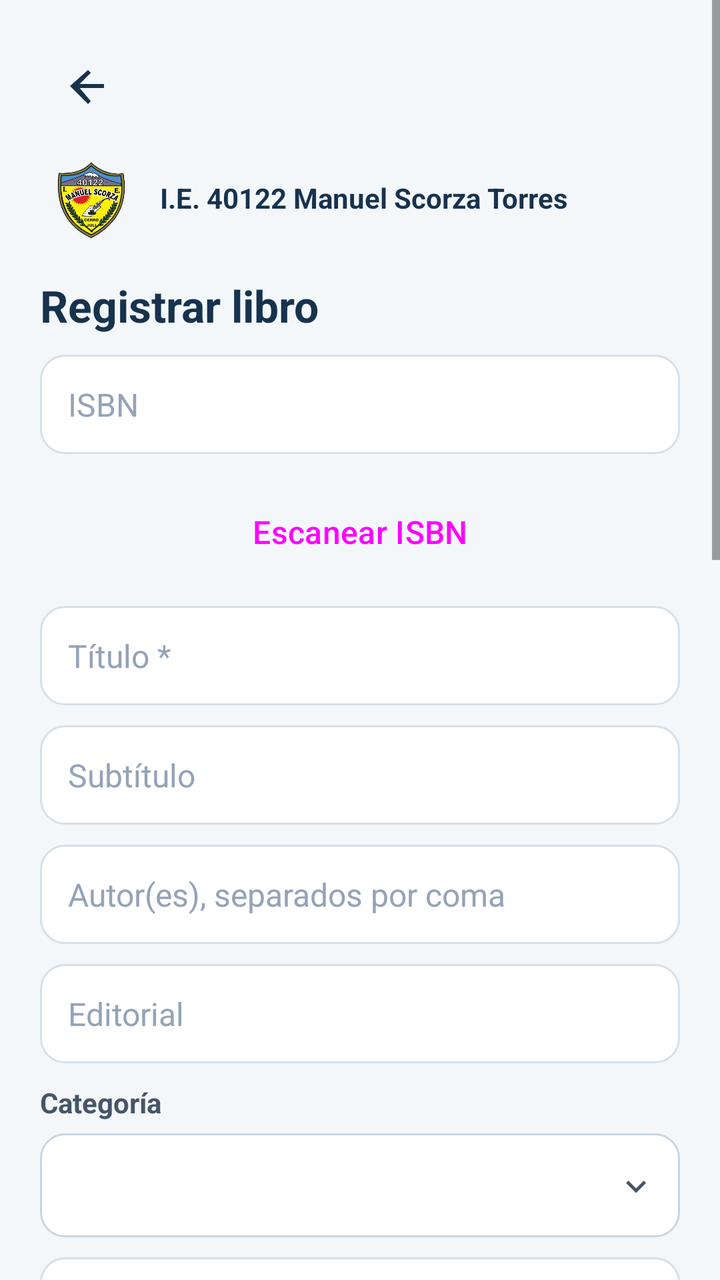
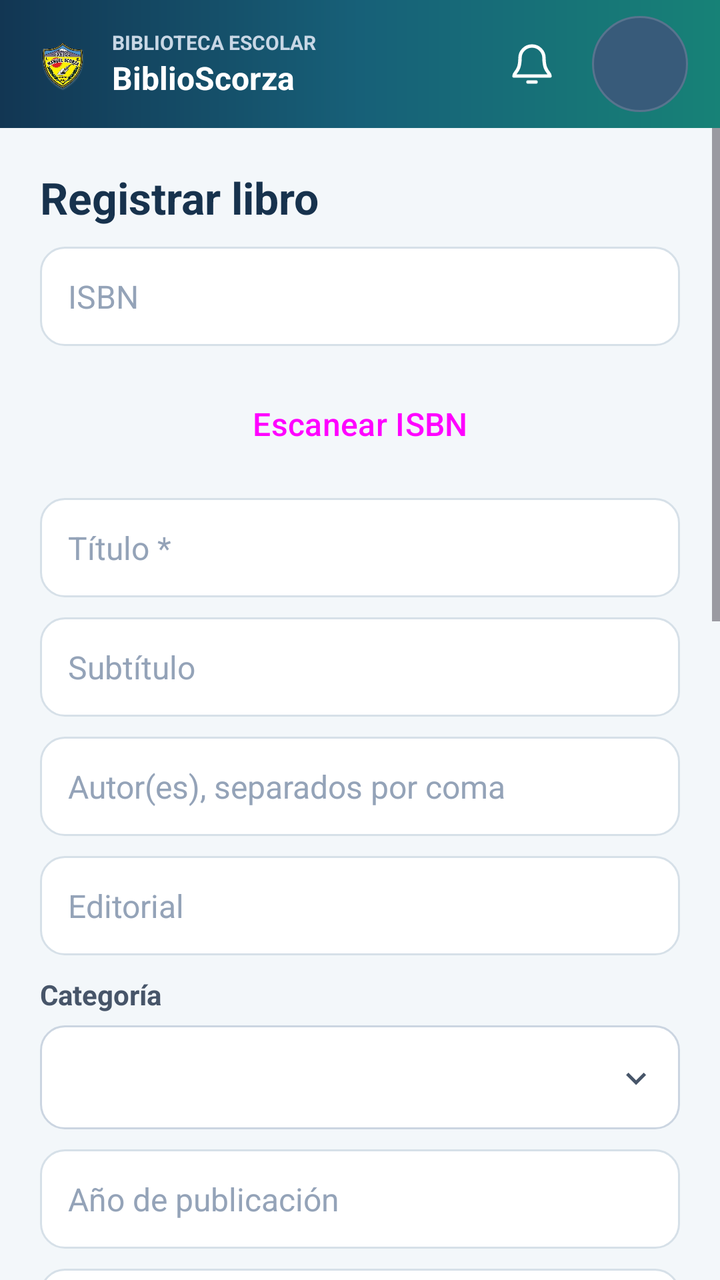

Compare the two renders of this Android layout. The source of the first and the diff that turns it into the second are given below.
<!-- AndroidManifest.xml: application theme Theme.BiblioScorza -->
<!-- res/layout/activity_libro_form.xml -->
<?xml version="1.0" encoding="utf-8"?>
<ScrollView xmlns:android="http://schemas.android.com/apk/res/android"
    android:layout_width="match_parent" android:layout_height="match_parent">
    <LinearLayout android:layout_width="match_parent" android:layout_height="wrap_content"
        android:orientation="vertical" android:padding="20dp">
        <include layout="@layout/view_back_button" />
        <include layout="@layout/header_brand" />
        <TextView android:id="@+id/tvTituloFormulario" style="@style/BsTitle" android:layout_width="wrap_content" android:layout_height="wrap_content" android:text="Registrar libro" />
        <EditText android:id="@+id/etIsbn" style="@style/BsInput" android:hint="ISBN" android:inputType="textCapCharacters" />
        <Button android:id="@+id/btnScanIsbn" style="@style/BsButtonOutline" android:text="Escanear ISBN" />
        <EditText android:id="@+id/etTitulo" style="@style/BsInput" android:hint="Título *" android:inputType="textCapSentences" />
        <EditText android:id="@+id/etSubtitulo" style="@style/BsInput" android:hint="Subtítulo" android:inputType="textCapSentences" />
        <EditText android:id="@+id/etAutor" style="@style/BsInput" android:hint="Autor(es), separados por coma" android:inputType="textCapWords" />
        <EditText android:id="@+id/etEditorial" style="@style/BsInput" android:hint="Editorial" android:inputType="textCapWords" />
        <TextView android:layout_width="match_parent" android:layout_height="wrap_content"
            android:layout_marginTop="10dp" android:layout_marginBottom="6dp"
            android:text="Categoría" android:textColor="#475569" android:textSize="14sp"
            android:textStyle="bold" />
        <Spinner android:id="@+id/etCategoria" android:layout_width="match_parent" android:layout_height="52dp"
            android:background="@drawable/bg_filter_spinner" android:contentDescription="Seleccionar categoría del libro"
            android:paddingStart="12dp" android:paddingEnd="40dp" android:spinnerMode="dropdown" />
        <EditText android:id="@+id/etAnio" style="@style/BsInput" android:hint="Año de publicación" android:inputType="number" />
        <EditText android:id="@+id/etEdicion" style="@style/BsInput" android:hint="Edición" android:inputType="text" />
        <EditText android:id="@+id/etIdioma" style="@style/BsInput" android:hint="Idioma" android:inputType="text" android:text="es" />
        <Spinner android:id="@+id/spNivel" style="@style/BsInput" />
        <EditText android:id="@+id/etGrado" style="@style/BsInput" android:hint="Grado recomendado (1 a 6)" android:inputType="number" />
        <Spinner android:id="@+id/spTipo" style="@style/BsInput" />
        <Spinner android:id="@+id/spPrefijo" style="@style/BsInput" />
        <EditText android:id="@+id/etCantidad" style="@style/BsInput" android:hint="Cantidad" android:inputType="number" android:text="1" />
        <TextView android:id="@+id/tvUbicacionInfo" style="@style/BsText" />
        <Spinner android:id="@+id/spUbicacion" style="@style/BsInput" />
        <EditText android:id="@+id/etDescripcion" style="@style/BsInput" android:hint="Descripción" android:inputType="textMultiLine|textCapSentences" android:minLines="2" />
        <EditText android:id="@+id/etObs" style="@style/BsInput" android:hint="Observaciones" android:inputType="textMultiLine|textCapSentences" android:minLines="2" />
        <Button android:id="@+id/btnFoto" style="@style/BsButtonOutline" android:text="Elegir o tomar fotografía" />
        <ImageView android:id="@+id/ivFoto" android:layout_width="120dp" android:layout_height="160dp"
            android:layout_marginTop="8dp" android:scaleType="centerCrop" android:visibility="gone" android:contentDescription="Portada" />
        <TextView android:id="@+id/tvFotoEstado" style="@style/BsText" />
        <TextView android:id="@+id/tvError" style="@style/BsText" android:textColor="#B91C1C" />
        <Button android:id="@+id/btnGuardar" style="@style/BsButton" android:text="Guardar libro" />
    </LinearLayout>
</ScrollView>
<!-- res/layout/view_back_button.xml (included above) -->
<?xml version="1.0" encoding="utf-8"?>
<ImageButton xmlns:android="http://schemas.android.com/apk/res/android"
    android:id="@+id/btnVolver"
    android:layout_width="48dp"
    android:layout_height="48dp"
    android:layout_marginBottom="4dp"
    android:background="?attr/selectableItemBackgroundBorderless"
    android:contentDescription="Volver"
    android:padding="12dp"
    android:src="@drawable/ic_arrow_back"
    android:tint="#17324D" />
<!-- res/layout/header_brand.xml (included above) -->
<?xml version="1.0" encoding="utf-8"?>
<LinearLayout xmlns:android="http://schemas.android.com/apk/res/android"
    android:layout_width="match_parent"
    android:layout_height="wrap_content"
    android:gravity="center_vertical"
    android:orientation="horizontal"
    android:paddingBottom="12dp">

    <ImageView
        android:layout_width="50dp"
        android:layout_height="54dp"
        android:adjustViewBounds="true"
        android:contentDescription="Escudo de la I.E. 40122 Manuel Scorza Torres"
        android:scaleType="fitCenter"
        android:src="@drawable/escudo_colegio_transparente" />

    <TextView
        android:layout_width="0dp"
        android:layout_height="wrap_content"
        android:layout_marginStart="10dp"
        android:layout_weight="1"
        android:text="I.E. 40122 Manuel Scorza Torres"
        android:textColor="#17324D"
        android:textSize="14sp"
        android:textStyle="bold" />
</LinearLayout>
<!-- resources referenced by this layout -->
<resources>
  <style name="BsButton" parent="Widget.Material3.Button">
          <item name="android:layout_width">match_parent</item>
          <item name="android:layout_height">54dp</item>
          <item name="android:layout_marginTop">12dp</item>
          <item name="android:textSize">16sp</item>
          <item name="cornerRadius">14dp</item>
      </style>
  <style name="BsText">
          <item name="android:layout_width">match_parent</item>
          <item name="android:layout_height">wrap_content</item>
          <item name="android:layout_marginTop">8dp</item>
          <item name="android:textSize">15sp</item>
          <item name="android:textColor">#1E293B</item>
      </style>
  <style name="BsTitle">
          <item name="android:textSize">22sp</item>
          <item name="android:textStyle">bold</item>
          <item name="android:textColor">#17324D</item>
      </style>
  <!-- drawable ic_filter_expand (drawable) -->
  <vector xmlns:android="http://schemas.android.com/apk/res/android"
      android:width="24dp"
      android:height="24dp"
      android:viewportWidth="24"
      android:viewportHeight="24">
      <path
          android:fillColor="#475569"
          android:pathData="M7.4,9.2L12,13.8l4.6,-4.6L18,10.6l-6,6 -6,-6z" />
  </vector>
  <!-- drawable input_bg (drawable) -->
  <?xml version="1.0" encoding="utf-8"?>
  <shape xmlns:android="http://schemas.android.com/apk/res/android" android:shape="rectangle">
      <solid android:color="#FFFFFF" />
      <stroke android:width="1dp" android:color="#D6E0E8" />
      <corners android:radius="12dp" />
  </shape>
  <!-- unchanged entries left out for length: 6 -->
</resources>

<!-- the commit's change to res/layout/activity_libro_form.xml (unified diff, before → after) -->
@@ -1,10 +1,12 @@
 <?xml version="1.0" encoding="utf-8"?>
-<ScrollView xmlns:android="http://schemas.android.com/apk/res/android"
-    android:layout_width="match_parent" android:layout_height="match_parent">
+<LinearLayout xmlns:android="http://schemas.android.com/apk/res/android"
+    android:layout_width="match_parent" android:layout_height="match_parent"
+    android:orientation="vertical">
+    <include layout="@layout/view_top_bar" />
+    <ScrollView android:layout_width="match_parent" android:layout_height="0dp"
+        android:layout_weight="1">
     <LinearLayout android:layout_width="match_parent" android:layout_height="wrap_content"
         android:orientation="vertical" android:padding="20dp">
-        <include layout="@layout/view_back_button" />
-        <include layout="@layout/header_brand" />
         <TextView android:id="@+id/tvTituloFormulario" style="@style/BsTitle" android:layout_width="wrap_content" android:layout_height="wrap_content" android:text="Registrar libro" />
         <EditText android:id="@+id/etIsbn" style="@style/BsInput" android:hint="ISBN" android:inputType="textCapCharacters" />
         <Button android:id="@+id/btnScanIsbn" style="@style/BsButtonOutline" android:text="Escanear ISBN" />
@@ -38,43 +40,109 @@
         <TextView android:id="@+id/tvError" style="@style/BsText" android:textColor="#B91C1C" />
         <Button android:id="@+id/btnGuardar" style="@style/BsButton" android:text="Guardar libro" />
     </LinearLayout>
-</ScrollView>
-<!-- res/layout/view_back_button.xml (included above) -->
-<?xml version="1.0" encoding="utf-8"?>
-<ImageButton xmlns:android="http://schemas.android.com/apk/res/android"
-    android:id="@+id/btnVolver"
-    android:layout_width="48dp"
-    android:layout_height="48dp"
-    android:layout_marginBottom="4dp"
-    android:background="?attr/selectableItemBackgroundBorderless"
-    android:contentDescription="Volver"
-    android:padding="12dp"
-    android:src="@drawable/ic_arrow_back"
-    android:tint="#17324D" />
-<!-- res/layout/header_brand.xml (included above) -->
+    </ScrollView>
+</LinearLayout>
+<!-- res/layout/view_top_bar.xml (included above) -->
 <?xml version="1.0" encoding="utf-8"?>
 <LinearLayout xmlns:android="http://schemas.android.com/apk/res/android"
     android:layout_width="match_parent"
-    android:layout_height="wrap_content"
+    android:layout_height="64dp"
+    android:background="@drawable/bg_top_bar"
     android:gravity="center_vertical"
     android:orientation="horizontal"
-    android:paddingBottom="12dp">
+    android:paddingStart="16dp"
+    android:paddingEnd="16dp">
+
+    <ImageButton
+        android:id="@+id/btnVolver"
+        android:layout_width="44dp"
+        android:layout_height="44dp"
+        android:background="?attr/selectableItemBackgroundBorderless"
+        android:contentDescription="Volver"
+        android:padding="12dp"
+        android:src="@drawable/ic_arrow_back"
+        android:tint="#FFFFFF"
+        android:visibility="gone" />
 
     <ImageView
-        android:layout_width="50dp"
-        android:layout_height="54dp"
-        android:adjustViewBounds="true"
-        android:contentDescription="Escudo de la I.E. 40122 Manuel Scorza Torres"
+        android:layout_width="30dp"
+        android:layout_height="36dp"
+        android:contentDescription="Escudo de Biblioteca-Scorza"
         android:scaleType="fitCenter"
         android:src="@drawable/escudo_colegio_transparente" />
 
-    <TextView
+    <LinearLayout
         android:layout_width="0dp"
         android:layout_height="wrap_content"
         android:layout_marginStart="10dp"
         android:layout_weight="1"
-        android:text="I.E. 40122 Manuel Scorza Torres"
-        android:textColor="#17324D"
+        android:orientation="vertical">
+
+        <TextView
+            android:layout_width="match_parent"
+            android:layout_height="wrap_content"
+            android:ellipsize="end"
+            android:maxLines="1"
+            android:text="BIBLIOTECA ESCOLAR"
+            android:textColor="#C8D7E5"
+            android:textSize="10sp"
+            android:textStyle="bold" />
+
+        <TextView
+            android:layout_width="match_parent"
+            android:layout_height="wrap_content"
+            android:ellipsize="end"
+            android:maxLines="1"
+            android:text="BiblioScorza"
+            android:textColor="#FFFFFF"
+            android:textSize="16sp"
+            android:textStyle="bold" />
+    </LinearLayout>
+
+    <FrameLayout
+        android:id="@+id/btnNotificaciones"
+        android:layout_width="48dp"
+        android:layout_height="48dp"
+        android:layout_marginStart="4dp"
+        android:background="@drawable/bg_top_bar_action_ripple"
+        android:clickable="true"
+        android:contentDescription="Notificaciones"
+        android:focusable="true">
+
+        <ImageView
+            android:layout_width="24dp"
+            android:layout_height="24dp"
+            android:layout_gravity="center"
+            android:contentDescription="@null"
+            android:src="@drawable/ic_notifications"
+            android:tint="#FFFFFF" />
+
+        <TextView
+            android:id="@+id/tvNotificaciones"
+            android:layout_width="18dp"
+            android:layout_height="18dp"
+            android:layout_gravity="top|end"
+            android:background="@drawable/bg_top_bar_badge"
+            android:gravity="center"
+            android:textColor="#FFFFFF"
+            android:textSize="10sp"
+            android:textStyle="bold"
+            android:visibility="gone" />
+    </FrameLayout>
+
+    <TextView
+        android:id="@+id/btnPerfil"
+        android:layout_width="48dp"
+        android:layout_height="48dp"
+        android:layout_marginStart="6dp"
+        android:background="@drawable/bg_top_bar_avatar_ripple"
+        android:clickable="true"
+        android:contentDescription="Abrir perfil del usuario"
+        android:focusable="true"
+        android:gravity="center"
+        android:minHeight="48dp"
+        android:minWidth="48dp"
+        android:textColor="#FFFFFF"
         android:textSize="14sp"
         android:textStyle="bold" />
 </LinearLayout>
<!-- resource entries referenced after the edit -->
@@ -1,5 +1,57 @@
 <!-- resources referenced by this layout -->
 <resources>
+  <!-- drawable bg_top_bar (drawable) -->
+  <?xml version="1.0" encoding="utf-8"?>
+  <shape xmlns:android="http://schemas.android.com/apk/res/android">
+      <gradient
+          android:angle="0"
+          android:centerColor="#176078"
+          android:endColor="#178277"
+          android:startColor="#123653"
+          android:type="linear" />
+      <corners android:radius="0dp" />
+  </shape>
+  <!-- drawable bg_top_bar_action_ripple (drawable) -->
+  <?xml version="1.0" encoding="utf-8"?>
+  <ripple xmlns:android="http://schemas.android.com/apk/res/android"
+      android:color="#55FFFFFF">
+      <item android:id="@android:id/mask">
+          <shape android:shape="oval">
+              <solid android:color="#FFFFFFFF" />
+          </shape>
+      </item>
+  </ripple>
+  <!-- drawable bg_top_bar_avatar_ripple (drawable) -->
+  <?xml version="1.0" encoding="utf-8"?>
+  <ripple xmlns:android="http://schemas.android.com/apk/res/android"
+      android:color="#66FFFFFF">
+      <item android:drawable="@drawable/bg_top_bar_avatar" />
+      <item android:id="@android:id/mask">
+          <shape android:shape="oval">
+              <solid android:color="#FFFFFFFF" />
+          </shape>
+      </item>
+  </ripple>
+  <!-- drawable bg_top_bar_badge (drawable) -->
+  <?xml version="1.0" encoding="utf-8"?>
+  <shape xmlns:android="http://schemas.android.com/apk/res/android">
+      <solid android:color="#D93445" />
+      <corners android:radius="50dp" />
+  </shape>
+  <!-- drawable ic_notifications (drawable) -->
+  <vector xmlns:android="http://schemas.android.com/apk/res/android"
+      android:width="24dp"
+      android:height="24dp"
+      android:viewportWidth="24"
+      android:viewportHeight="24">
+      <path
+          android:fillColor="#00000000"
+          android:pathData="M18,9a6,6 0,0 0,-12 0c0,7 -3,7 -3,9h18c0,-2 -3,-2 -3,-9M10,21h4"
+          android:strokeColor="#FFFFFFFF"
+          android:strokeLineCap="round"
+          android:strokeLineJoin="round"
+          android:strokeWidth="1.7" />
+  </vector>
   <style name="BsButton" parent="Widget.Material3.Button">
           <item name="android:layout_width">match_parent</item>
           <item name="android:layout_height">54dp</item>
@@ -29,6 +81,12 @@
           android:fillColor="#475569"
           android:pathData="M7.4,9.2L12,13.8l4.6,-4.6L18,10.6l-6,6 -6,-6z" />
   </vector>
+  <!-- drawable bg_top_bar_avatar (drawable) -->
+  <?xml version="1.0" encoding="utf-8"?>
+  <shape xmlns:android="http://schemas.android.com/apk/res/android" android:shape="oval">
+      <solid android:color="#385B7A" />
+      <stroke android:width="1dp" android:color="#58748E" />
+  </shape>
   <!-- drawable input_bg (drawable) -->
   <?xml version="1.0" encoding="utf-8"?>
   <shape xmlns:android="http://schemas.android.com/apk/res/android" android:shape="rectangle">
